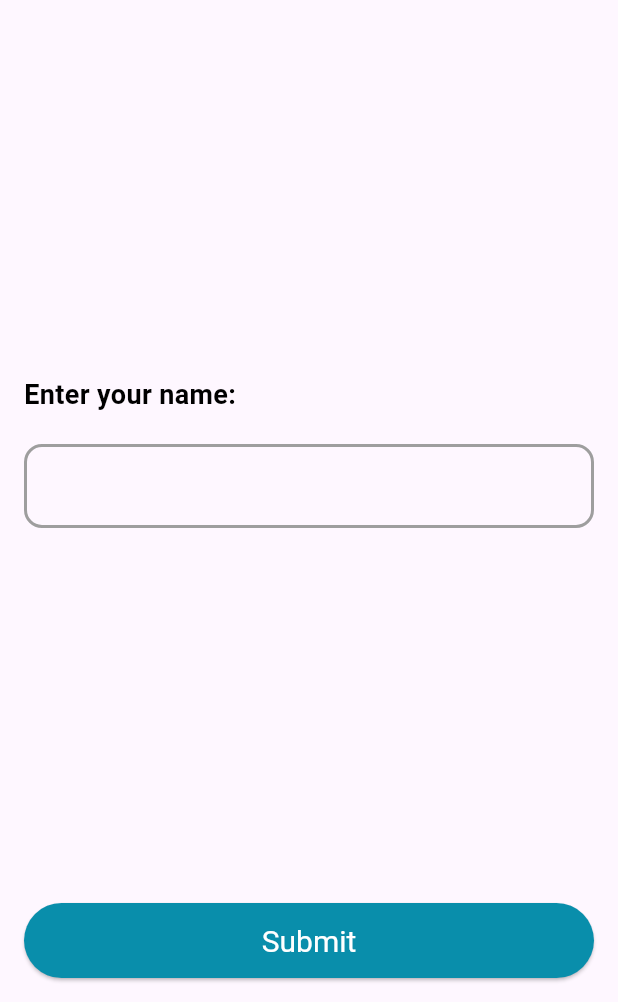
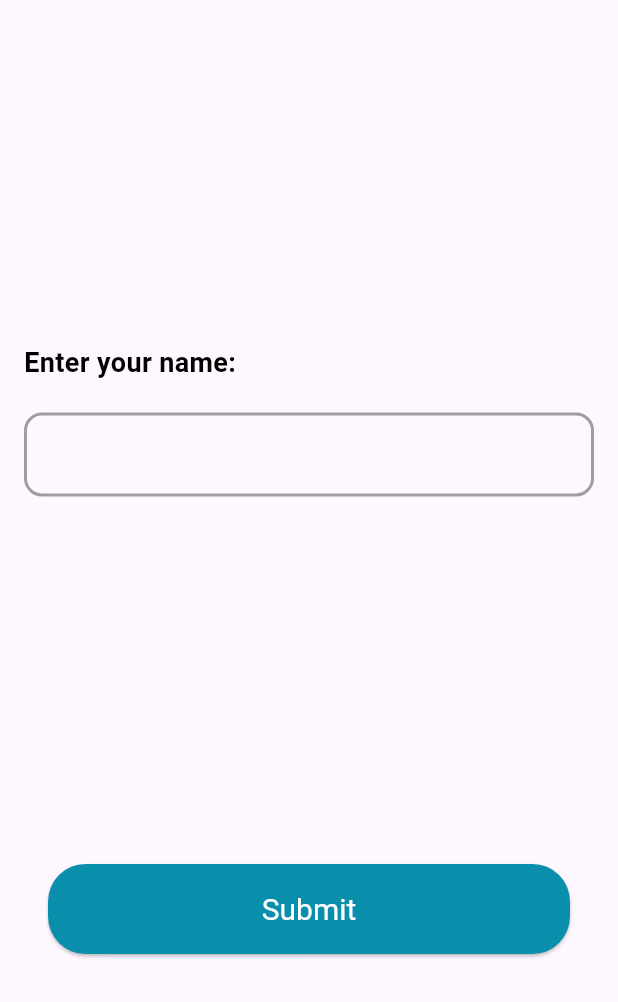
Before and after one commit to VASANTH04032004/quiz_app, a Flutter app: the screen it shows after launch, after a tap on "Submit", on a phone screen of 412 x 824 dp, the part 234-1236 px from its top. Run offline on Flutter 3.47's test engine with Material 3 defaults, Android fonts, the phone set to English and light mode, and no system bars.

Commit message:
Refactor UserNameScreen to improve layout and interaction
- Removed unnecessary delay before navigation to HomeScreen for faster user interaction.
- Replaced minimumSize in ElevatedButton with padding for consistent layout using preferred padding approach.
- Simplified the layout by applying horizontal padding around the button.

```diff
--- a/lib/screen/name_input_screen.dart
+++ b/lib/screen/name_input_screen.dart
@@ -37,20 +37,15 @@ class _UserNameScreenState extends State<UserNameScreen> with SingleTickerProvid
 
   void _submitName() {
     if (_nameController.text.isNotEmpty) {
-      setState(() {
-        _isButtonPressed = true;
-      });
-
-      Future.delayed(Duration(milliseconds: 200), () {
       Navigator.push(
         context,
         MaterialPageRoute(
           builder: (context) => HomeScreen(userName: _nameController.text),
         ),
       );
-      });
     }
   }
+
 
   void _unfocus() {
     FocusScope.of(context).unfocus();
@@ -124,20 +119,26 @@ class _UserNameScreenState extends State<UserNameScreen> with SingleTickerProvid
                       ],
                     ),
                   ),
-                  ScaleTransition(
+                  Padding(
+                    padding: const EdgeInsets.all(16.0),
+                    child: ScaleTransition(
                       scale: _isButtonPressed ? _buttonScaleAnimation : AlwaysStoppedAnimation(1),
                       child: ElevatedButton(
                         onPressed: _submitName,
                         style: ElevatedButton.styleFrom(
                           backgroundColor: Color(0xFF098EAB),
-                        minimumSize: Size(double.infinity, 50),
-                        padding: EdgeInsets.symmetric(vertical: 10),
+                          minimumSize: Size(double.infinity, 60),
                           textStyle: TextStyle(fontSize: 20),
                           foregroundColor: Colors.white,
+                          shape: RoundedRectangleBorder(
+                            borderRadius: BorderRadius.circular(25),
+                          ),
                         ),
                         child: Text('Submit'),
                       ),
                     ),
+                  )
+
                 ],
               ),
             ),
```
Lines whose indentation alone changed are shown as unchanged.
